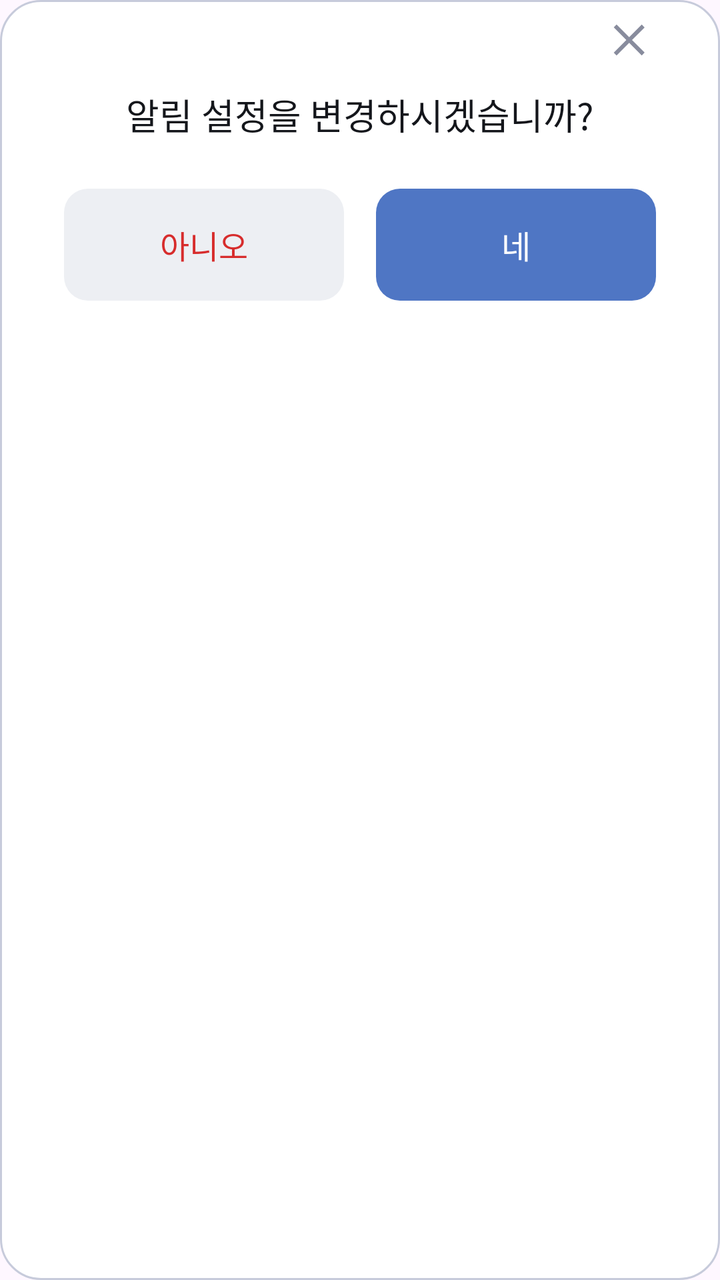
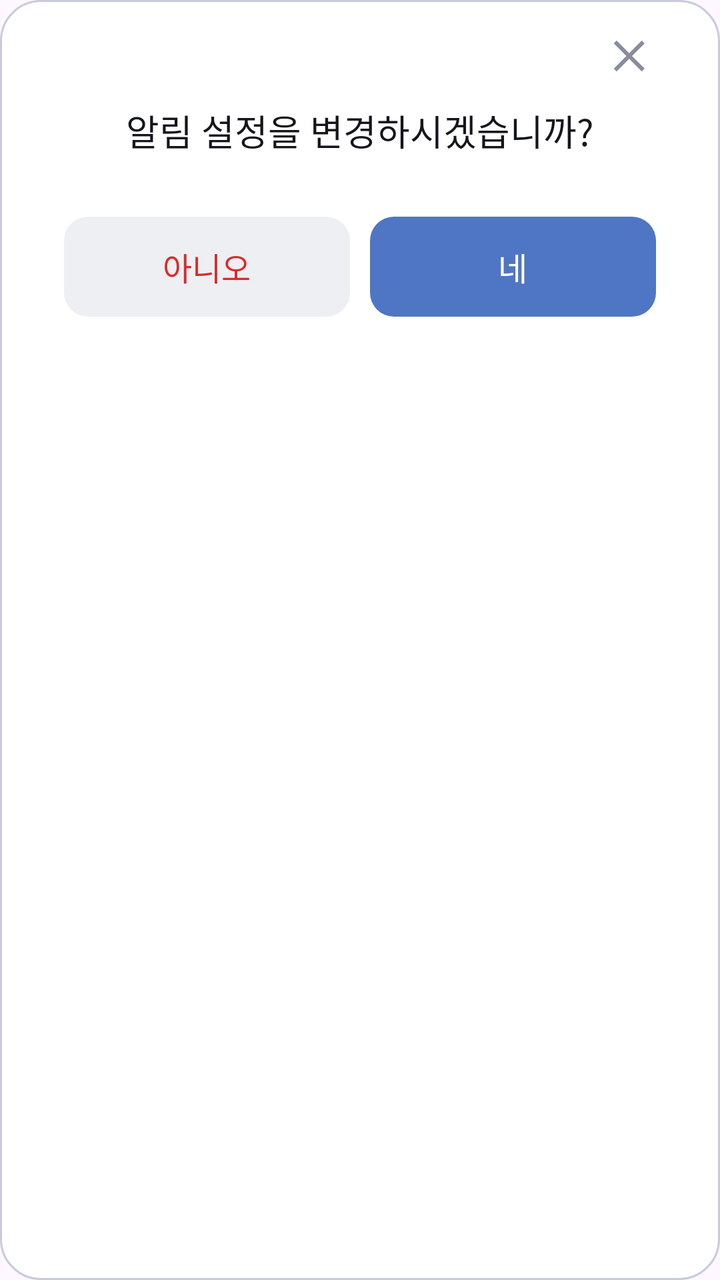

Screens rendered from an Android XML layout before and after an edit, with the pre-edit source and the edit as a unified diff.
<!-- AndroidManifest.xml: application theme Theme.Submate -->
<!-- res/layout/common_modal.xml -->
<?xml version="1.0" encoding="utf-8"?>
<LinearLayout xmlns:android="http://schemas.android.com/apk/res/android" android:layout_width="380dp" android:layout_height="200dp" android:background="@drawable/bg_modal" android:gravity="center_horizontal" android:orientation="vertical" android:paddingStart="32dp" android:paddingEnd="32dp">
    <ImageView android:id="@+id/modal_close" android:layout_width="24dp" android:layout_height="24dp" android:layout_gravity="end" android:layout_marginTop="8dp" android:contentDescription="닫기" android:clickable="true" android:focusable="true" android:src="@drawable/ic_modal_close" />
    <TextView android:id="@+id/modal_title" android:layout_width="match_parent" android:layout_height="wrap_content" android:layout_marginTop="12dp" android:gravity="center" android:text="알림 설정을 변경하시겠습니까?" android:textColor="@color/appblack" style="@style/typo_body_m1" />
    <LinearLayout android:layout_width="match_parent" android:layout_height="56dp" android:layout_marginTop="24dp" android:orientation="horizontal">
        <TextView android:id="@+id/modal_no" android:layout_width="0dp" android:layout_height="match_parent" android:layout_weight="1" android:background="@drawable/bg_modal_reject" android:clickable="true" android:focusable="true" android:gravity="center" android:text="아니오" android:textColor="@color/error800" style="@style/typo_body_b2" />
        <Space android:layout_width="16dp" android:layout_height="match_parent" />
        <TextView android:id="@+id/modal_yes" android:layout_width="0dp" android:layout_height="match_parent" android:layout_weight="1" android:background="@drawable/bg_modal_agree" android:clickable="true" android:focusable="true" android:gravity="center" android:text="네" android:textColor="@color/appwhite" style="@style/typo_body_b2" />
    </LinearLayout>
</LinearLayout>
<!-- resources referenced by this layout -->
<resources>
  <color name="appblack">#14161B</color>
  <color name="appwhite">#FFFFFF</color>
  <color name="error800">#D72C2C</color>
  <!-- drawable bg_modal (drawable) -->
  <?xml version="1.0" encoding="utf-8"?>
  <shape xmlns:android="http://schemas.android.com/apk/res/android" android:shape="rectangle">
      <solid android:color="@color/appwhite" />
      <stroke android:width="1dp" android:color="@color/gray300" />
      <corners android:radius="20dp" />
  </shape>
  <!-- drawable bg_modal_agree (drawable) -->
  <?xml version="1.0" encoding="utf-8"?>
  <shape xmlns:android="http://schemas.android.com/apk/res/android" android:shape="rectangle">
      <solid android:color="@color/pri700" />
      <corners android:radius="12dp" />
  </shape>
  <!-- drawable bg_modal_reject (drawable) -->
  <?xml version="1.0" encoding="utf-8"?>
  <shape xmlns:android="http://schemas.android.com/apk/res/android" android:shape="rectangle">
      <solid android:color="@color/gray100" />
      <corners android:radius="12dp" />
  </shape>
  <!-- drawable ic_modal_close (drawable) -->
  <?xml version="1.0" encoding="utf-8"?>
  <vector xmlns:android="http://schemas.android.com/apk/res/android" android:width="24dp" android:height="24dp" android:viewportWidth="24" android:viewportHeight="24">
      <path android:fillColor="@color/gray500" android:pathData="M18.3,5.71L12,12l6.3,6.29 -1.41,1.42L10.59,13.41 4.29,19.71 2.88,18.3 9.17,12 2.88,5.7 4.29,4.29 10.59,10.59 16.89,4.29z" />
  </vector>
  <style name="typo_body_b2"><item name="android:fontFamily">@font/pretendard_bold</item><item name="android:textSize">16sp</item></style>
  <style name="typo_body_m1"><item name="android:fontFamily">@font/pretendard_medium</item><item name="android:textSize">18sp</item></style>
  <style name="Theme.Submate" parent="Base.Theme.Submate" />
  <color name="gray300">#C7CBDB</color>
  <color name="pri700">#4F76C4</color>
  <color name="gray100">#EDEFF3</color>
  <color name="gray500">#888C9D</color>
  <style name="Base.Theme.Submate" parent="Theme.Material3.DayNight.NoActionBar">
          
          
      </style>
</resources>

<!-- the commit's change to res/layout/common_modal.xml (unified diff, before → after) -->
@@ -1,10 +1,10 @@
 <?xml version="1.0" encoding="utf-8"?>
-<LinearLayout xmlns:android="http://schemas.android.com/apk/res/android" android:layout_width="380dp" android:layout_height="200dp" android:background="@drawable/bg_modal" android:gravity="center_horizontal" android:orientation="vertical" android:paddingStart="32dp" android:paddingEnd="32dp">
-    <ImageView android:id="@+id/modal_close" android:layout_width="24dp" android:layout_height="24dp" android:layout_gravity="end" android:layout_marginTop="8dp" android:contentDescription="닫기" android:clickable="true" android:focusable="true" android:src="@drawable/ic_modal_close" />
+<LinearLayout xmlns:android="http://schemas.android.com/apk/res/android" android:layout_width="380dp" android:layout_height="200dp" android:background="@drawable/bg_modal" android:gravity="center_horizontal" android:orientation="vertical" android:paddingStart="32dp" android:paddingEnd="32dp" android:paddingBottom="30dp">
+    <ImageView android:id="@+id/modal_close" android:layout_width="24dp" android:layout_height="24dp" android:layout_gravity="end" android:layout_marginTop="16dp" android:contentDescription="닫기" android:clickable="true" android:focusable="true" android:src="@drawable/ic_modal_close" />
     <TextView android:id="@+id/modal_title" android:layout_width="match_parent" android:layout_height="wrap_content" android:layout_marginTop="12dp" android:gravity="center" android:text="알림 설정을 변경하시겠습니까?" android:textColor="@color/appblack" style="@style/typo_body_m1" />
-    <LinearLayout android:layout_width="match_parent" android:layout_height="56dp" android:layout_marginTop="24dp" android:orientation="horizontal">
+    <LinearLayout android:layout_width="match_parent" android:layout_height="50dp" android:layout_marginTop="30dp" android:orientation="horizontal">
         <TextView android:id="@+id/modal_no" android:layout_width="0dp" android:layout_height="match_parent" android:layout_weight="1" android:background="@drawable/bg_modal_reject" android:clickable="true" android:focusable="true" android:gravity="center" android:text="아니오" android:textColor="@color/error800" style="@style/typo_body_b2" />
-        <Space android:layout_width="16dp" android:layout_height="match_parent" />
+        <Space android:layout_width="10dp" android:layout_height="match_parent" />
         <TextView android:id="@+id/modal_yes" android:layout_width="0dp" android:layout_height="match_parent" android:layout_weight="1" android:background="@drawable/bg_modal_agree" android:clickable="true" android:focusable="true" android:gravity="center" android:text="네" android:textColor="@color/appwhite" style="@style/typo_body_b2" />
     </LinearLayout>
 </LinearLayout>
